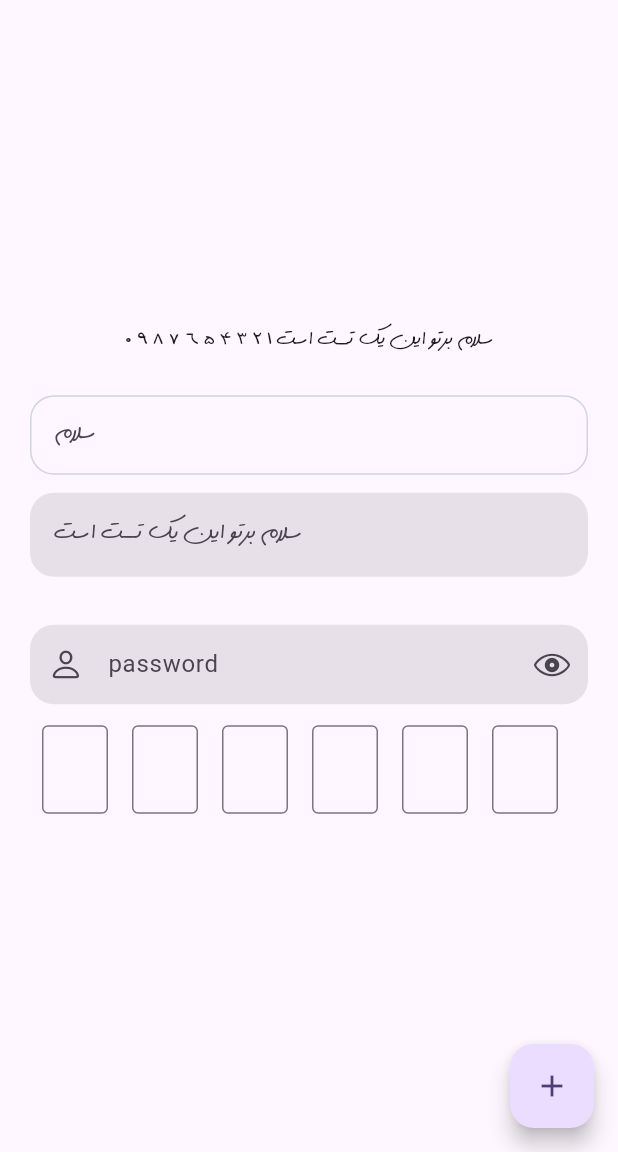
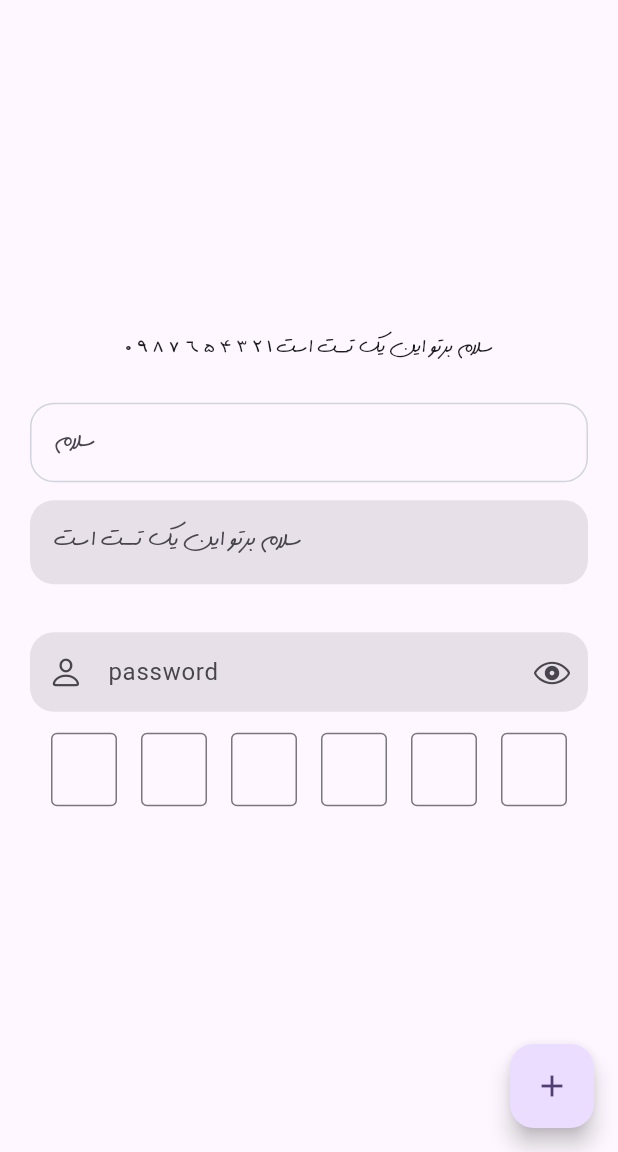
Before and after one commit to mes71/m_kit, a Flutter app: the screen it shows after launch, on a phone screen of 412 x 824 dp, the part 84-1236 px from its top. Run offline on Flutter 3.47's test engine with Material 3 defaults, Android fonts, the phone set to English and light mode, and no system bars.

Commit message:
fix  :  otp code ui

```diff
--- a/lib/src/widget/otp/m_otp.dart
+++ b/lib/src/widget/otp/m_otp.dart
@@ -27,11 +27,16 @@ class _MOtpState extends State<MOtp> {
 
   @override
   Widget build(BuildContext context) {
-    return Row(
-      children: List.generate(widget.length, (index) {
-        return Container(
-          padding: EdgeInsets.all(8),
+    return SizedBox(
+      height: 65,
+      child: ListView.builder(
+          itemCount: widget.length,
+          shrinkWrap: true,
+          scrollDirection: Axis.horizontal,
+          itemBuilder: (BuildContext context, int index) => Container(
+                padding: const EdgeInsets.all(8),
                 width: 60,
+                height: 60,
                 child: TextField(
                   focusNode: _focusNodes[index],
                   keyboardType: TextInputType.number,
@@ -44,8 +49,7 @@ class _MOtpState extends State<MOtp> {
                   ),
                   onChanged: (value) => _onChanged(index, value),
                 ),
-        );
-      }),
+              )),
     );
   }
 
@@ -63,12 +67,15 @@ class _MOtpState extends State<MOtp> {
 
   void _onChanged(int index, String value) {
     if (value.isEmpty) {
+      if (index > 0) {
+        _focusNodes[index - 1].requestFocus();
+      }
+    } else {
       if (index < widget.length - 1) {
         _focusNodes[index + 1].requestFocus();
-      } else {
-        _focusNodes[index].unfocus();
       }
     }
+
     final otp = _controllers.map((c) => c.text).join();
 
     if (otp.length == widget.length) {
```
Lines whose indentation alone changed are shown as unchanged.
